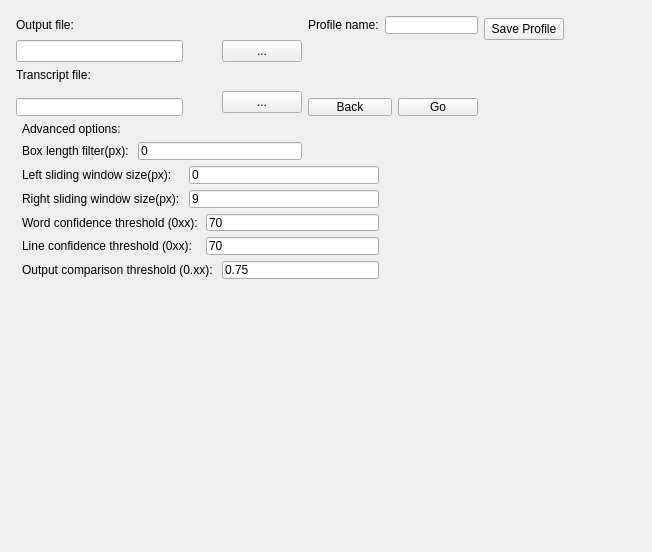
Above: SubScraperGUI/OutputSelect.ui from lkelly451/SubScraperGUI before the change. Below: the same form after it.
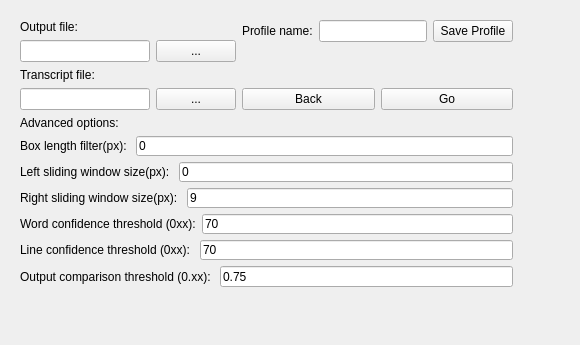
That is the form after the change.

Patch:
```diff
--- a/SubScraperGUI/OutputSelect.ui
+++ b/SubScraperGUI/OutputSelect.ui
@@ -6,192 +6,258 @@
    <rect>
     <x>0</x>
     <y>0</y>
-    <width>652</width>
-    <height>552</height>
+    <width>580</width>
+    <height>345</height>
    </rect>
   </property>
   <property name="windowTitle">
    <string>OutputSelect</string>
   </property>
-  <widget class="QWidget" name="layoutWidget">
+  <widget class="QLabel" name="profileNameWarning">
    <property name="geometry">
     <rect>
-     <x>5</x>
-     <y>5</y>
-     <width>570</width>
-     <height>284</height>
+     <x>22</x>
+     <y>71</y>
+     <width>16</width>
+     <height>16</height>
     </rect>
    </property>
-   <layout class="QGridLayout" name="gridLayoutOutput">
-    <item row="0" column="0" colspan="2">
+   <property name="text">
+    <string/>
+   </property>
+  </widget>
+  <widget class="QWidget" name="">
+   <property name="geometry">
+    <rect>
+     <x>9</x>
+     <y>9</y>
+     <width>515</width>
+     <height>289</height>
+    </rect>
+   </property>
+   <layout class="QGridLayout" name="gridLayout">
+    <item row="0" column="0">
+     <layout class="QVBoxLayout" name="verticalLayout_2">
+      <item>
      <widget class="QLabel" name="outputLabel">
       <property name="text">
        <string>Output file:</string>
       </property>
      </widget>
     </item>
-    <item row="0" column="6">
+      <item>
+       <layout class="QHBoxLayout" name="horizontalLayout_2">
+        <item>
+         <widget class="QLineEdit" name="outputLineEdit"/>
+        </item>
+        <item>
+         <widget class="QPushButton" name="outputFileSelect">
+          <property name="text">
+           <string>...</string>
+          </property>
+         </widget>
+        </item>
+       </layout>
+      </item>
+     </layout>
+    </item>
+    <item row="0" column="1" rowspan="2">
+     <layout class="QVBoxLayout" name="verticalLayout_4">
+      <item>
+       <layout class="QVBoxLayout" name="verticalLayout">
+        <item>
+         <layout class="QHBoxLayout" name="horizontalLayout">
+          <item>
      <widget class="QLabel" name="profileLabel">
       <property name="text">
        <string>Profile name:</string>
       </property>
      </widget>
     </item>
-    <item row="0" column="7" colspan="2">
+          <item>
      <widget class="QLineEdit" name="profileName"/>
     </item>
-    <item row="0" column="9" rowspan="2">
+          <item>
      <widget class="QPushButton" name="saveProfileButton">
       <property name="text">
        <string>Save Profile</string>
       </property>
      </widget>
     </item>
-    <item row="1" column="0" rowspan="2" colspan="3">
-     <widget class="QLineEdit" name="outputLineEdit"/>
-    </item>
-    <item row="1" column="5" rowspan="2">
-     <widget class="QPushButton" name="outputFileSelect">
-      <property name="text">
-       <string>...</string>
-      </property>
-     </widget>
-    </item>
-    <item row="2" column="6" colspan="4">
+         </layout>
+        </item>
+        <item>
      <widget class="QLabel" name="continueWarning">
       <property name="text">
        <string/>
       </property>
      </widget>
     </item>
-    <item row="3" column="0" rowspan="2" colspan="2">
-     <widget class="QLabel" name="transcriptLabel">
-      <property name="text">
-       <string>Transcript file:</string>
-      </property>
-     </widget>
-    </item>
-    <item row="4" column="1" rowspan="2">
-     <widget class="QLabel" name="profileNameWarning">
-      <property name="text">
-       <string/>
-      </property>
-     </widget>
-    </item>
-    <item row="5" column="5" rowspan="2">
-     <widget class="QPushButton" name="transcriptFileSelect">
-      <property name="text">
-       <string>...</string>
-      </property>
-     </widget>
-    </item>
-    <item row="6" column="0" colspan="3">
-     <widget class="QLineEdit" name="transcriptLineEdit"/>
-    </item>
-    <item row="6" column="6" colspan="2">
+       </layout>
+      </item>
+      <item>
+       <layout class="QHBoxLayout" name="horizontalLayout_4">
+        <item>
      <widget class="QPushButton" name="backButton">
       <property name="text">
        <string>Back</string>
       </property>
      </widget>
     </item>
-    <item row="6" column="8">
+        <item>
      <widget class="QPushButton" name="goButton">
       <property name="text">
        <string>Go</string>
       </property>
      </widget>
     </item>
-    <item row="7" column="1">
+       </layout>
+      </item>
+     </layout>
+    </item>
+    <item row="1" column="0">
+     <layout class="QVBoxLayout" name="verticalLayout_3">
+      <item>
+       <widget class="QLabel" name="transcriptLabel">
+        <property name="text">
+         <string>Transcript file:</string>
+        </property>
+       </widget>
+      </item>
+      <item>
+       <layout class="QHBoxLayout" name="horizontalLayout_3">
+        <item>
+         <widget class="QLineEdit" name="transcriptLineEdit"/>
+        </item>
+        <item>
+         <widget class="QPushButton" name="transcriptFileSelect">
+          <property name="text">
+           <string>...</string>
+          </property>
+         </widget>
+        </item>
+       </layout>
+      </item>
+     </layout>
+    </item>
+    <item row="2" column="0" colspan="2">
+     <layout class="QVBoxLayout" name="verticalLayout_5">
+      <item>
      <widget class="QLabel" name="advancedLabel">
       <property name="text">
        <string>Advanced options: </string>
       </property>
      </widget>
     </item>
-    <item row="8" column="1">
+      <item>
+       <layout class="QHBoxLayout" name="horizontalLayout_5">
+        <item>
      <widget class="QLabel" name="lengthFilterLabel">
       <property name="text">
        <string>Box length filter(px): </string>
       </property>
      </widget>
     </item>
-    <item row="8" column="2" colspan="4">
+        <item>
      <widget class="QLineEdit" name="lengthFilterLineEdit">
       <property name="text">
        <string>0</string>
       </property>
      </widget>
     </item>
-    <item row="9" column="1" colspan="2">
+       </layout>
+      </item>
+      <item>
+       <layout class="QHBoxLayout" name="horizontalLayout_6">
+        <item>
      <widget class="QLabel" name="leftWindowLabel">
       <property name="text">
        <string>Left sliding window size(px): </string>
       </property>
      </widget>
     </item>
-    <item row="9" column="3" colspan="4">
+        <item>
      <widget class="QLineEdit" name="leftWindowLineEdit">
       <property name="text">
        <string>0</string>
       </property>
      </widget>
     </item>
-    <item row="10" column="1" colspan="2">
+       </layout>
+      </item>
+      <item>
+       <layout class="QHBoxLayout" name="horizontalLayout_7">
+        <item>
      <widget class="QLabel" name="rightWindowLabel">
       <property name="text">
        <string>Right sliding window size(px): </string>
       </property>
      </widget>
     </item>
-    <item row="10" column="3" colspan="4">
+        <item>
      <widget class="QLineEdit" name="rightWindowLineEdit">
       <property name="text">
        <string>9</string>
       </property>
      </widget>
     </item>
-    <item row="11" column="1" colspan="3">
+       </layout>
+      </item>
+      <item>
+       <layout class="QHBoxLayout" name="horizontalLayout_8">
+        <item>
      <widget class="QLabel" name="wordConfidenceLabel">
       <property name="text">
        <string>Word confidence threshold (0xx):</string>
       </property>
      </widget>
     </item>
-    <item row="11" column="4" colspan="3">
+        <item>
      <widget class="QLineEdit" name="wordConfidenceLineEdit">
       <property name="text">
        <string>70</string>
       </property>
      </widget>
     </item>
-    <item row="12" column="1" colspan="3">
+       </layout>
+      </item>
+      <item>
+       <layout class="QHBoxLayout" name="horizontalLayout_9">
+        <item>
      <widget class="QLabel" name="lineConfidenceLabel">
       <property name="text">
        <string>Line confidence threshold (0xx): </string>
       </property>
      </widget>
     </item>
-    <item row="12" column="4" colspan="3">
+        <item>
      <widget class="QLineEdit" name="lineConfidenceLineEdit">
       <property name="text">
        <string>70</string>
       </property>
      </widget>
     </item>
-    <item row="13" column="1" colspan="4">
+       </layout>
+      </item>
+      <item>
+       <layout class="QHBoxLayout" name="horizontalLayout_10">
+        <item>
      <widget class="QLabel" name="compareThresholdLabel">
       <property name="text">
        <string>Output comparison threshold (0.xx): </string>
       </property>
      </widget>
     </item>
-    <item row="13" column="5" colspan="2">
+        <item>
      <widget class="QLineEdit" name="compareThresholdLineEdit">
       <property name="text">
        <string>0.75</string>
       </property>
      </widget>
+        </item>
+       </layout>
+      </item>
+     </layout>
     </item>
    </layout>
   </widget>
```
Lines whose indentation alone changed are shown as unchanged.
